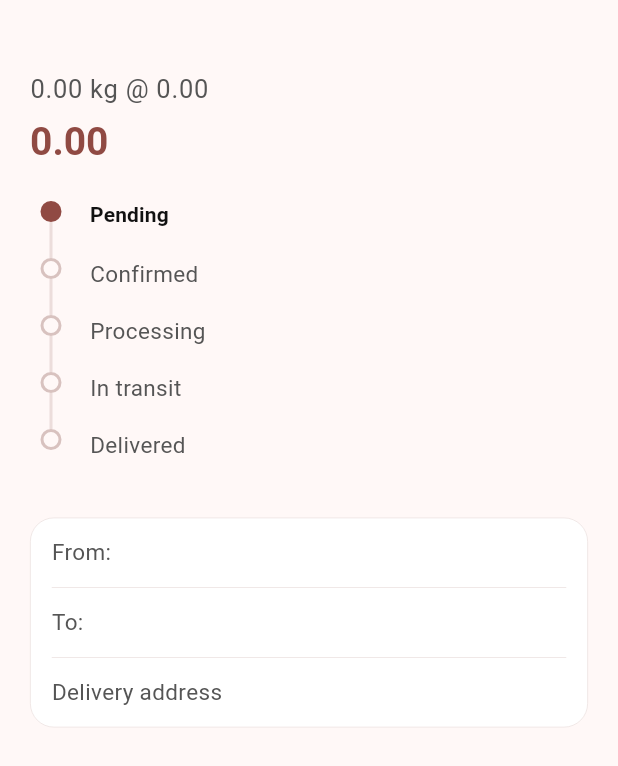
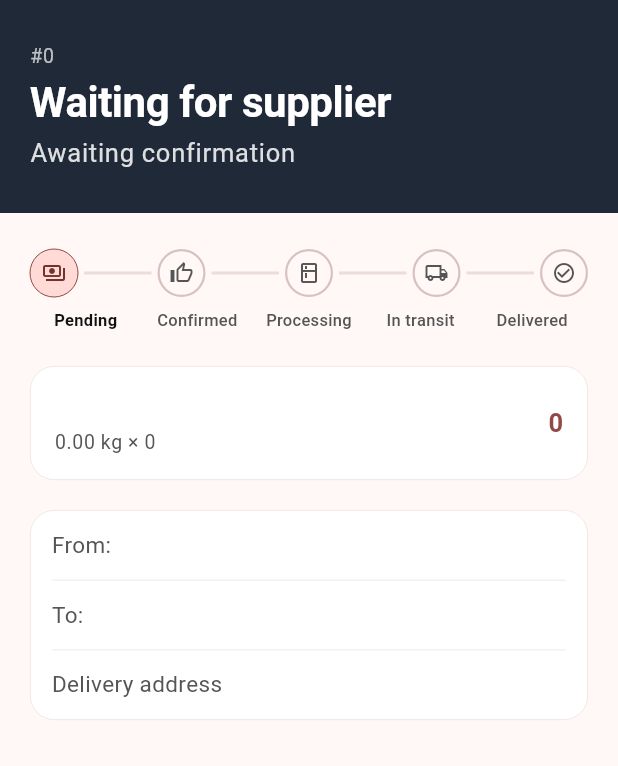
Before and after one commit to jasurhubbb/goshtli, a Flutter app: the _Body widget shown alone on an empty page, opened directly with empty values, on a phone screen of 412 x 824 dp. Shown: the top 766 px of the screen. Run offline on Flutter 3.47's test engine with Material 3 defaults, Android fonts, the phone set to English and light mode, and no system bars; our stand-ins replace dio, flutter_riverpod, flutter_secure_storage, go_router, image_picker, shared_preferences; accounts and stored records are empty; network calls fail; Roboto replaces fonts that are missing (system-ui).

Commit message:
v2 Milestone D.1: Coupang-style order tracking redesign
Order detail screen redesign:
- Full-bleed dark hero at top with prominent status headline + 'Expected arrival' subline
- Hero color shifts by status: dark navy for in-flight (PENDING/CONFIRMED/PROCESSING/IN_TRANSIT),
  green-tinted for DELIVERED, red-tinted for CANCELLED
- Horizontal 5-step indicator below the hero — circles connected by dashes
- Step nodes show check (completed), kind-specific icon (current), hollow (upcoming)
- Compact item summary card under the stepper
- Existing buyer/supplier action buttons preserved
- Cancelled state collapses the stepper into a single red banner (matches the screenshot pattern)

```diff
--- a/mobile/lib/features/orders/presentation/order_detail_screen.dart
+++ b/mobile/lib/features/orders/presentation/order_detail_screen.dart
@@ -48,20 +48,33 @@ class _Body extends ConsumerWidget {
     final isBuyer = auth is AuthAuthenticated && auth.user.email == order.buyerEmail;
     final isSupplier = auth is AuthAuthenticated && auth.user.email == order.supplierEmail;
 
-    return SingleChildScrollView(padding: const EdgeInsets.fromLTRB(20, 8, 20, 24),
+    return SingleChildScrollView(padding: EdgeInsets.zero,
       child: Column(crossAxisAlignment: CrossAxisAlignment.start, children: [
-        // Hero — listing title + total price, prominently displayed
-        Text(order.listingTitle, style: tt.displaySmall),
-        const SizedBox(height: 6),
-        Text('${order.quantityKg.toStringAsFixed(2)} kg @ ${order.listingPricePerKg.toStringAsFixed(2)}',
-             style: tt.bodyLarge?.copyWith(color: cs.onSurfaceVariant)),
-        const SizedBox(height: 8),
-        Text(order.totalPrice.toStringAsFixed(2), style: tt.headlineLarge?.copyWith(color: cs.primary)),
+        // Coupang-style dark hero — prominent status banner up top with a heroic headline
+        _StatusHero(order: order),
+
+        Padding(padding: const EdgeInsets.fromLTRB(20, 24, 20, 24),
+          child: Column(crossAxisAlignment: CrossAxisAlignment.start, children: [
+            // Coupang-style horizontal step indicator — 5 icons in a row, completed states filled, upcoming hollow
+            _HorizontalTimeline(currentStatus: order.status),
             const SizedBox(height: 24),
 
-        // Lifecycle timeline — refined with checkpoint dots
-        _StatusTimeline(currentStatus: order.status),
-        const SizedBox(height: 24),
+            // Item summary card — listing title + qty + total — clean rounded panel
+            Container(padding: const EdgeInsets.all(16),
+              decoration: BoxDecoration(color: cs.surfaceContainerLowest,
+                  borderRadius: BorderRadius.circular(16),
+                  border: Border.all(color: cs.outlineVariant.withValues(alpha: 0.5), width: 0.5)),
+              child: Row(children: [
+                Expanded(child: Column(crossAxisAlignment: CrossAxisAlignment.start, children: [
+                  Text(order.listingTitle, style: tt.titleMedium,
+                       maxLines: 2, overflow: TextOverflow.ellipsis),
+                  const SizedBox(height: 4),
+                  Text('${order.quantityKg.toStringAsFixed(2)} kg × ${order.listingPricePerKg.toStringAsFixed(0)}',
+                       style: tt.bodySmall?.copyWith(color: cs.onSurfaceVariant)),
+                ])),
+                Text(order.totalPrice.toStringAsFixed(0), style: tt.titleLarge?.copyWith(color: cs.primary)),
+              ])),
+            const SizedBox(height: 20),
 
         // Grouped facts — From / To / Address / Notes
         _GroupedList(items: [
@@ -78,6 +91,7 @@ class _Body extends ConsumerWidget {
                 onPressed: () => _confirmAndCancel(context, ref, asBuyer: true)),
             // Supplier-side actions — buttons for legal next states
             if (isSupplier) ..._supplierActions(context, ref, order),
+          ])),
       ]));
   }
 
@@ -163,45 +177,119 @@ class _Body extends ConsumerWidget {
 }
 
 
-/// Vertical iOS-style lifecycle timeline — checkmarked dots for completed states, hollow for upcoming, red box for cancelled.
-class _StatusTimeline extends StatelessWidget {
-  final model.OrderStatus currentStatus;
-  const _StatusTimeline({required this.currentStatus});
-
-  static const _forward = [model.OrderStatus.pending, model.OrderStatus.confirmed,
-                           model.OrderStatus.processing, model.OrderStatus.inTransit, model.OrderStatus.delivered];
+/// Coupang-style dark hero — full-bleed, prominent status headline + "Expected arrival" line.
+/// Color is dark-on-light for active orders, error-tinted for cancelled, success-tinted for delivered.
+class _StatusHero extends StatelessWidget {
+  final model.Order order;
+  const _StatusHero({required this.order});
 
   @override
   Widget build(BuildContext context) {
     final cs = Theme.of(context).colorScheme;
     final tt = Theme.of(context).textTheme;
+    // Color palette switches based on terminal vs in-flight status
+    final (bg, fg, headline, sub) = switch (order.status) {
+      model.OrderStatus.cancelled => (cs.errorContainer, cs.onErrorContainer,
+                                       'Order cancelled', 'Stock returned to seller'),
+      model.OrderStatus.delivered => (cs.tertiaryContainer, cs.onTertiaryContainer,
+                                       'Delivered ✓', 'Thanks for ordering'),
+      model.OrderStatus.inTransit => (const Color(0xFF1F2937), Colors.white,
+                                       'Out for delivery', 'On its way to you'),
+      model.OrderStatus.processing => (const Color(0xFF1F2937), Colors.white,
+                                       'Being prepared', 'Supplier is packaging your order'),
+      model.OrderStatus.confirmed => (const Color(0xFF1F2937), Colors.white,
+                                       'Confirmed', 'Supplier will start processing shortly'),
+      model.OrderStatus.pending => (const Color(0xFF1F2937), Colors.white,
+                                     'Waiting for supplier', 'Awaiting confirmation'),
+    };
+    return Container(width: double.infinity, padding: const EdgeInsets.fromLTRB(20, 28, 20, 28),
+      decoration: BoxDecoration(color: bg),
+      child: Column(crossAxisAlignment: CrossAxisAlignment.start, children: [
+        Text('#${order.id}', style: tt.bodySmall?.copyWith(color: fg.withValues(alpha: 0.7))),
+        const SizedBox(height: 6),
+        Text(headline, style: tt.displaySmall?.copyWith(color: fg, fontWeight: FontWeight.w700)),
+        const SizedBox(height: 4),
+        Text(sub, style: tt.bodyLarge?.copyWith(color: fg.withValues(alpha: 0.85))),
+      ]));
+  }
+}
+
+
+/// Horizontal stepper — 5 round nodes connected by dashes. Completed nodes solid+checkmark, current node solid+icon,
+/// upcoming nodes hollow. Cancelled state shows a red full-width banner instead (returned from the switch above).
+class _HorizontalTimeline extends StatelessWidget {
+  final model.OrderStatus currentStatus;
+  const _HorizontalTimeline({required this.currentStatus});
+
+  static const _forward = [model.OrderStatus.pending, model.OrderStatus.confirmed,
+                           model.OrderStatus.processing, model.OrderStatus.inTransit, model.OrderStatus.delivered];
+  // Icons per step — paired by index with _forward
+  static const _icons = [Icons.payments_outlined, Icons.thumb_up_alt_outlined,
+                          Icons.kitchen_outlined, Icons.local_shipping_outlined, Icons.check_circle_outline];
+
+  @override
+  Widget build(BuildContext context) {
+    final cs = Theme.of(context).colorScheme;
+    final tt = Theme.of(context).textTheme;
+    // Cancelled is a terminal state outside the forward path — show a clean cancellation banner instead of a stepper
     if (currentStatus == model.OrderStatus.cancelled) {
-      return Container(padding: const EdgeInsets.all(16),
+      return Container(padding: const EdgeInsets.all(14),
         decoration: BoxDecoration(color: cs.errorContainer.withValues(alpha: 0.6),
             borderRadius: BorderRadius.circular(14)),
-        child: Row(children: [Icon(Icons.cancel_outlined, color: cs.onErrorContainer),
+        child: Row(children: [
+          Icon(Icons.cancel_outlined, color: cs.onErrorContainer),
           const SizedBox(width: 12),
-                              Text(currentStatus.label(context), style: tt.titleMedium?.copyWith(color: cs.onErrorContainer))]));
+          Text(currentStatus.label(context), style: tt.titleMedium?.copyWith(color: cs.onErrorContainer)),
+        ]));
     }
     final currentIdx = _forward.indexOf(currentStatus);
     return Column(children: [
-      for (int i = 0; i < _forward.length; i++) Row(crossAxisAlignment: CrossAxisAlignment.start, children: [
-        // Dot + connector line
-        SizedBox(width: 28, child: Column(children: [
-          Container(width: 14, height: 14,
-            decoration: BoxDecoration(shape: BoxShape.circle,
-              color: i <= currentIdx ? cs.primary : Colors.transparent,
-              border: Border.all(color: i <= currentIdx ? cs.primary : cs.outlineVariant, width: 2)),
-            child: i < currentIdx ? Icon(Icons.check, size: 10, color: cs.onPrimary) : null),
-          if (i < _forward.length - 1)
-            Container(width: 2, height: 24, color: i < currentIdx ? cs.primary : cs.outlineVariant.withValues(alpha: 0.5)),
-        ])),
-        const SizedBox(width: 12),
-        Expanded(child: Padding(padding: const EdgeInsets.only(top: 0, bottom: 14),
+      // Top row: circles + dashed connectors
+      Row(children: [
+        for (int i = 0; i < _forward.length; i++) ...[
+          _StepNode(icon: _icons[i], state: i < currentIdx ? _StepState.done
+                                            : i == currentIdx ? _StepState.current : _StepState.upcoming),
+          if (i < _forward.length - 1) Expanded(child: Container(height: 2,
+              margin: const EdgeInsets.symmetric(horizontal: 4),
+              color: i < currentIdx ? cs.primary : cs.outlineVariant.withValues(alpha: 0.5))),
+        ],
+      ]),
+      const SizedBox(height: 8),
+      // Bottom row: short labels under each circle
+      Row(children: [
+        for (int i = 0; i < _forward.length; i++) Expanded(
           child: Text(_forward[i].label(context),
-            style: i <= currentIdx ? tt.titleSmall : tt.bodyMedium?.copyWith(color: cs.onSurfaceVariant)))),
+            textAlign: TextAlign.center,
+            style: tt.labelSmall?.copyWith(
+              color: i <= currentIdx ? cs.onSurface : cs.onSurfaceVariant,
+              fontWeight: i == currentIdx ? FontWeight.w600 : FontWeight.w500),
+            maxLines: 2, overflow: TextOverflow.ellipsis)),
       ]),
     ]);
+  }
+}
+
+
+enum _StepState { done, current, upcoming }
+
+
+class _StepNode extends StatelessWidget {
+  final IconData icon;
+  final _StepState state;
+  const _StepNode({required this.icon, required this.state});
+
+  @override
+  Widget build(BuildContext context) {
+    final cs = Theme.of(context).colorScheme;
+    final (bg, fg, border) = switch (state) {
+      _StepState.done => (cs.primary, cs.onPrimary, cs.primary),
+      _StepState.current => (cs.primaryContainer, cs.onPrimaryContainer, cs.primary),
+      _StepState.upcoming => (Colors.transparent, cs.onSurfaceVariant, cs.outlineVariant),
+    };
+    return Container(width: 32, height: 32,
+      decoration: BoxDecoration(shape: BoxShape.circle, color: bg,
+        border: Border.all(color: border, width: state == _StepState.upcoming ? 1.5 : 0)),
+      child: Icon(state == _StepState.done ? Icons.check : icon, size: 16, color: fg));
   }
 }
 
```
Also changed, not shown: 1 other file. Lines whose indentation alone changed are shown as unchanged.
